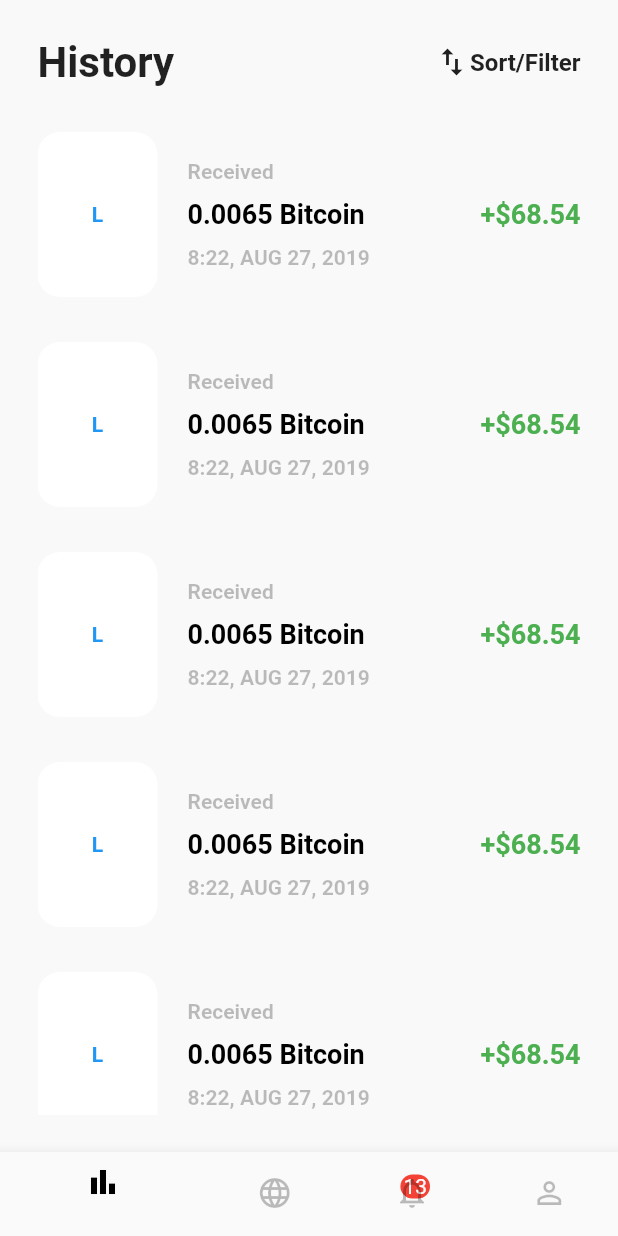
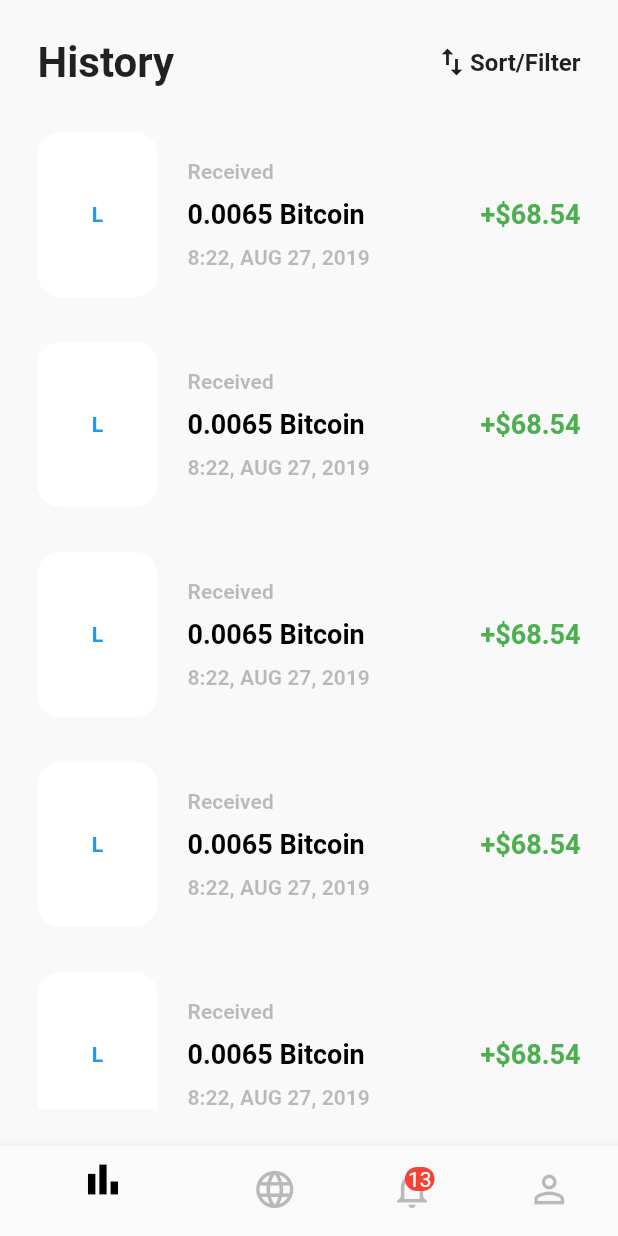
Before and after one commit to Joponpin2000/symfonia_app, a Flutter app: the screen it shows after launch, on a phone screen of 412 x 824 dp. Run offline on Flutter 3.47's test engine with Material 2 defaults, Android fonts, the phone set to English and light mode, and no system bars.

Commit message:
fix: bottom bar icon size

```diff
--- a/lib/widgets/bottom_nav.dart
+++ b/lib/widgets/bottom_nav.dart
@@ -22,6 +22,7 @@ class _BottomBarState extends State<BottomBar> {
             color: widget.activeIndex == 0
                 ? Theme.of(context).primaryColor
                 : Theme.of(context).accentColor,
+            size: 30,
           ),
           label: "",
         ),
@@ -31,31 +32,33 @@ class _BottomBarState extends State<BottomBar> {
             color: widget.activeIndex == 1
                 ? Theme.of(context).primaryColor
                 : Theme.of(context).accentColor,
+            size: 30,
           ),
           label: "",
         ),
         BottomNavigationBarItem(
           icon: Stack(
             children: [
-              Positioned(
-                top: 0,
-                right: 0,
-                child: Container(
-                  padding: EdgeInsets.symmetric(horizontal: 2),
-                    decoration: BoxDecoration(
-                      borderRadius: BorderRadius.circular(50),
-                    color: Colors.red,
-                    ),
-                    child: Text(
-                      "13",
-                      style: TextStyle(color: Colors.white),
-                    )),
-              ),
               Icon(
                 Icons.notifications_none,
                 color: widget.activeIndex == 2
                     ? Theme.of(context).primaryColor
                     : Theme.of(context).accentColor,
+                size: 30,
+              ),
+              Positioned(
+                top: 0,
+                right: 0,
+                child: Container(
+                    padding: const EdgeInsets.symmetric(horizontal: 2),
+                    decoration: BoxDecoration(
+                      borderRadius: BorderRadius.circular(50),
+                      color: Colors.red,
+                    ),
+                    child: const Text(
+                      "13",
+                      style: TextStyle(color: Colors.white),
+                    )),
               ),
             ],
           ),
@@ -67,6 +70,7 @@ class _BottomBarState extends State<BottomBar> {
             color: widget.activeIndex == 3
                 ? Theme.of(context).primaryColor
                 : Theme.of(context).accentColor,
+            size: 30,
           ),
           label: "",
         ),
```
